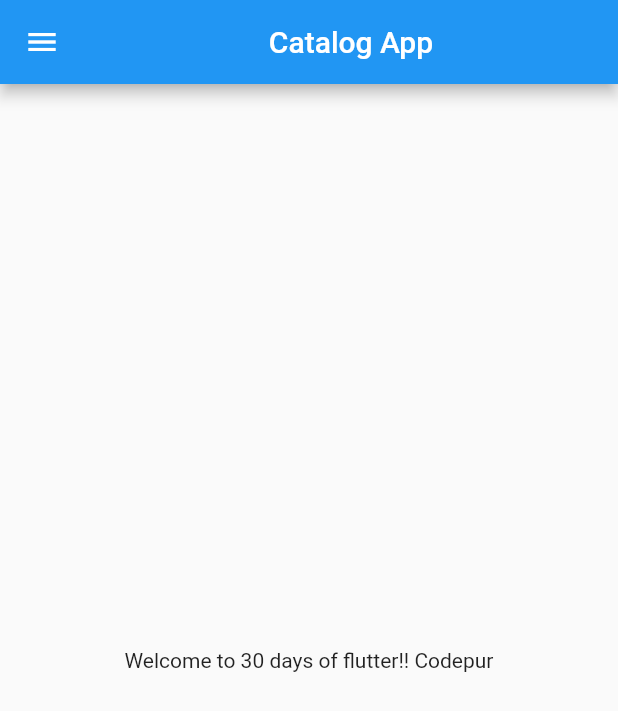
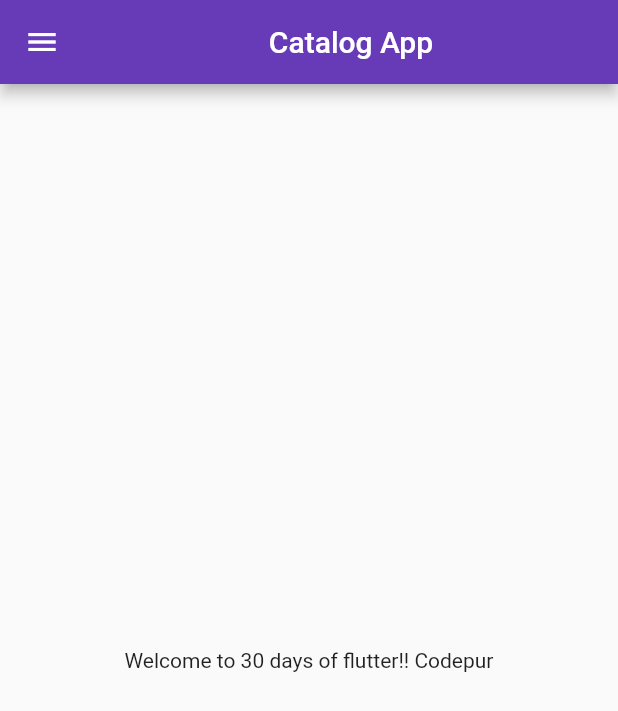
Before and after one commit to anishkha02/CatalogApp, a Flutter app: the screen it shows after launch, on a phone screen of 412 x 824 dp. Shown: the top 711 px of the screen. Run offline on Flutter 3.47's test engine with Material 2 defaults, Android fonts, the phone set to English and light mode, and no system bars.

Commit message:
day three

```diff
--- a/lib/main.dart
+++ b/lib/main.dart
@@ -1,5 +1,6 @@
+import 'package:catalog_project/screens/login.dart';
 import 'package:flutter/material.dart';
-import 'home.dart';
+import 'screens/home.dart';
 void main()
 {
   runApp(MyApp());
@@ -21,7 +22,19 @@ class MyApp extends StatelessWidget {
 
 
     return MaterialApp(
-      home:Home(),
+      //home:Home(),
+      themeMode: ThemeMode.light,
+      theme: ThemeData(
+          primarySwatch:Colors.deepPurple),
+      darkTheme: ThemeData(
+        brightness: Brightness.dark,
+      ),
+      initialRoute: "/home",
+      routes: {
+        "/": (context) => LoginPage(),
+        "/home": (context) => Home(),
+        "/login": (context) => LoginPage()
+      },
     );
   }
 }
--- a/lib/home.dart
+++ b/lib/screens/home.dart
@@ -1,7 +1,5 @@
 import 'package:flutter/material.dart';
 class Home extends StatelessWidget {
-  const Home({Key? key}) : super(key: key);
-
   @override
   Widget build(BuildContext context) {
    final int days=30;
```
Also changed, not shown: lib/screens/login.dart (added, +19 -0 lines).
